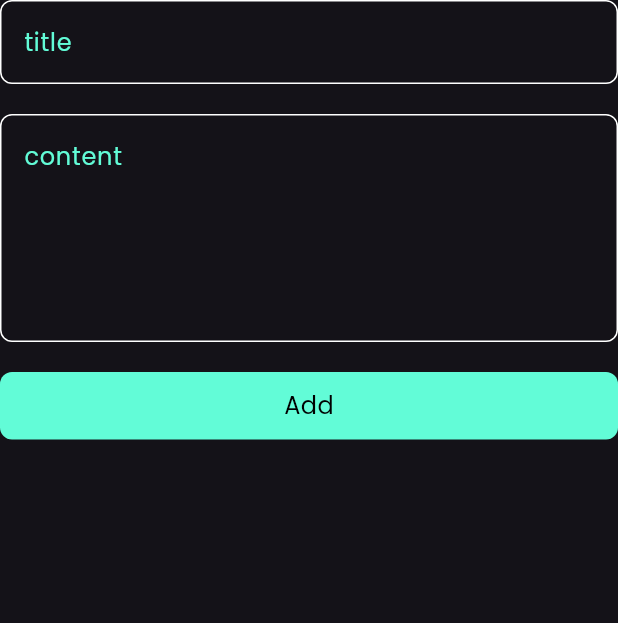
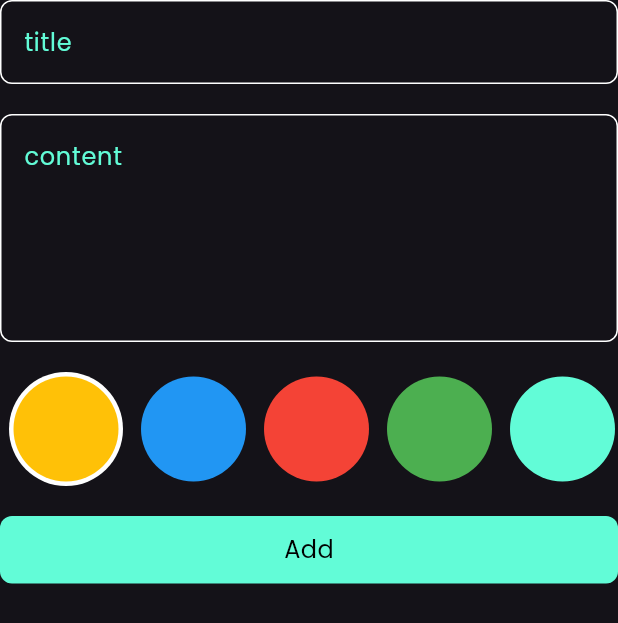
Before and after one commit to seifaboeleash/notes_app, a Flutter app: the AddNoteForm widget shown alone on an empty page, opened directly, on a phone screen of 412 x 824 dp. Shown: the top 623 px of the screen. Run offline on Flutter 3.47's test engine with Material 3 defaults, Android fonts, the phone set to English and light mode, and no system bars; our stand-ins replace flutter_bloc, font_awesome_flutter, hive, hive_flutter, modal_progress_hud_nsn; accounts and stored records are empty.

Commit message:
create colors list

```diff
--- /dev/null
+++ b/devtools_options.yaml
@@ -0,0 +1,3 @@
+description: This file stores settings for Dart & Flutter DevTools.
+documentation: https://docs.flutter.dev/tools/devtools/extensions#configure-extension-enablement-states
+extensions:
--- a/lib/widgets/add_note_form.dart
+++ b/lib/widgets/add_note_form.dart
@@ -5,6 +5,7 @@ import 'package:notes_app/constants.dart';
 import 'package:notes_app/cubits/add_note_cubit/add_note_cubit.dart';
 import 'package:notes_app/cubits/notes_cubit/notes_cubit.dart';
 import 'package:notes_app/models/note_model.dart';
+import 'package:notes_app/widgets/colors_list.dart';
 import 'package:notes_app/widgets/custom_Text_field.dart';
 import 'package:notes_app/widgets/custom_button.dart';
 
@@ -44,6 +45,10 @@ class _AddFormState extends State<AddNoteForm> {
           const SizedBox(
             height: 20,
           ),
+          colorListView(),
+          const SizedBox(
+            height: 20,
+          ),
           BlocBuilder<AddNoteCubit, AddNoteState>(
             builder: (context, state) {
               return CustomButton(
--- /dev/null
+++ b/lib/widgets/colors_list.dart
@@ -0,0 +1,67 @@
+import 'package:flutter/material.dart';
+import 'package:notes_app/constants.dart';
+
+class colorItem extends StatelessWidget {
+  const colorItem({super.key, required this.isActive, required this.color});
+  final bool isActive ;
+  final Color color;
+  @override
+  Widget build(BuildContext context) {
+    return isActive ?  CircleAvatar(
+      backgroundColor: Colors.white,
+      radius: 38,
+      child: CircleAvatar(
+        radius: 35,
+        backgroundColor: color,
+      ),
+    )
+      : CircleAvatar(
+        radius: 35,
+        backgroundColor:color,
+
+    );
+  }
+}
+class colorListView extends StatefulWidget {
+  const colorListView({super.key});
+
+  @override
+  State<colorListView> createState() => _colorListViewState();
+}
+
+class _colorListViewState extends State<colorListView> {
+   int currentIndex =0 ;
+   List<Color> colors = const [
+    Colors.amber,
+    Colors.blue,
+    Colors.red,
+    Colors.green,
+    kPrimaryColor,
+  ];
+  @override
+  Widget build(BuildContext context) {
+    return SizedBox(
+      height: 76,
+      child: ListView.builder(
+        scrollDirection: Axis.horizontal,
+        itemCount: colors.length,
+        itemBuilder:(context,index){
+          return  Padding(
+            padding: const EdgeInsets.symmetric(horizontal: 6),
+            child: GestureDetector(
+              onTap: (){
+                currentIndex = index ;
+                setState(() {
+
+                });
+              },
+              child: colorItem(
+                 color: colors[index],
+                isActive: currentIndex == index,
+              ),
+            ),
+            );
+        },),
+    );
+  }
+}
```
